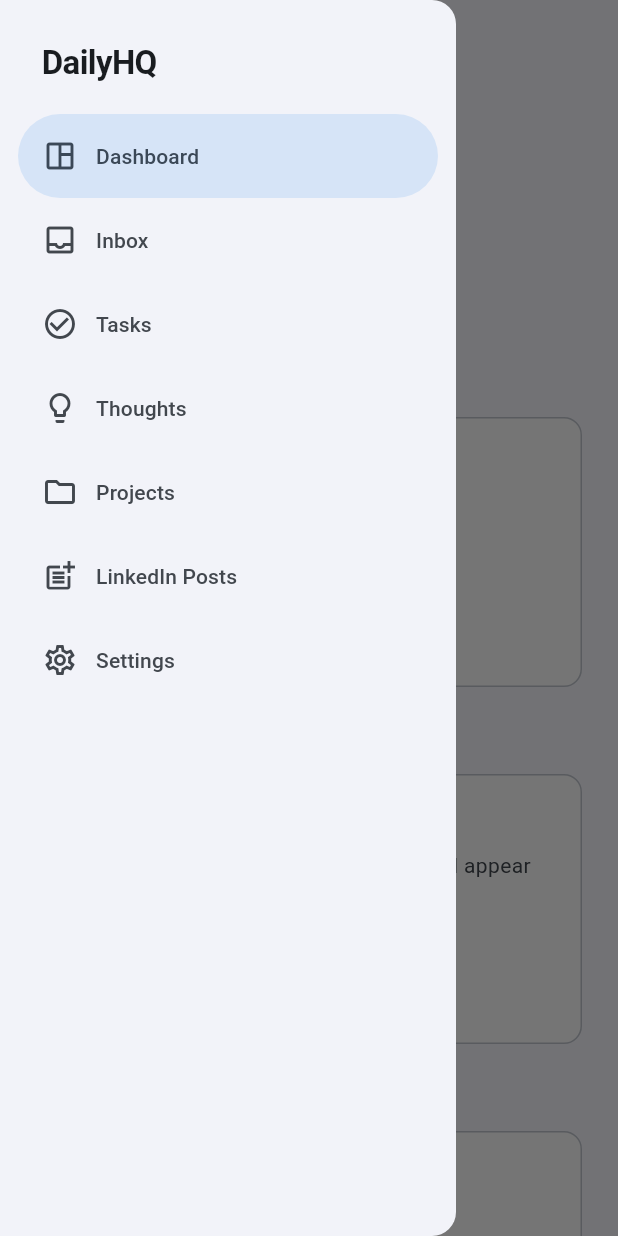
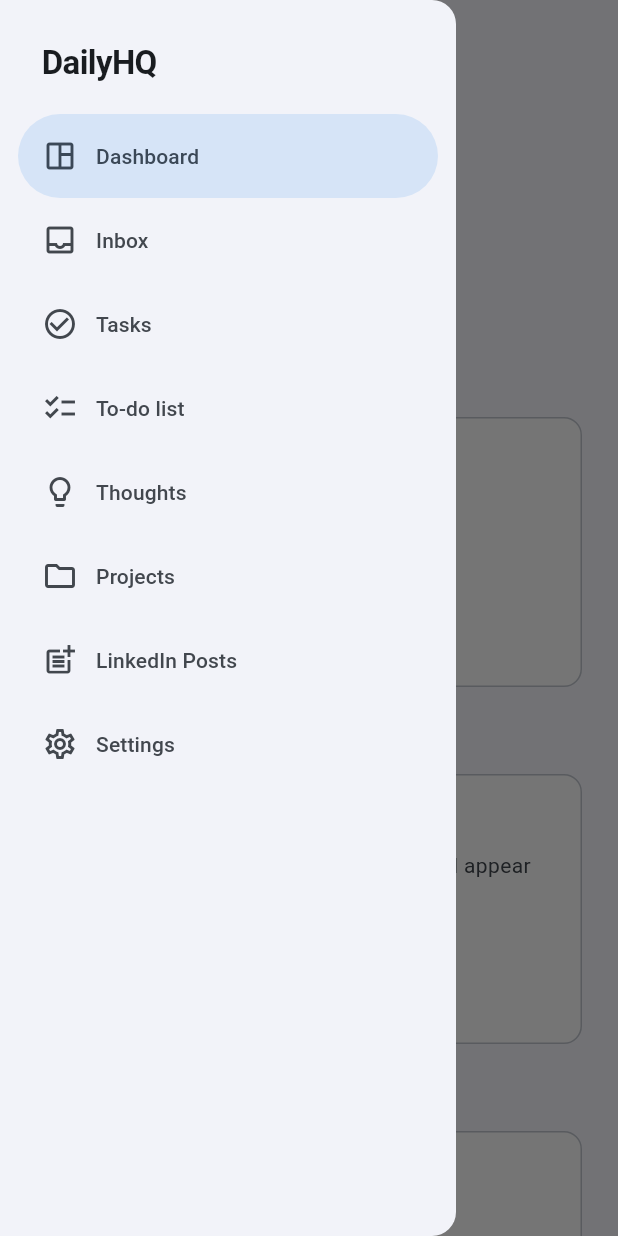
Before and after one commit to saiusesgithub/DailyHQ, a Flutter app: the screen it shows once a user with an empty profile is signed in, with the side drawer open, on a phone screen of 412 x 824 dp. Run offline on Flutter 3.47's test engine with Material 3 defaults, Android fonts, the phone set to English and light mode, and no system bars; our stand-ins replace cloud_firestore, firebase_auth, firebase_core, table_calendar; accounts and stored records are empty.

Commit message:
feat: add todo list navigation destination

```diff
--- a/lib/shell/app_shell.dart
+++ b/lib/shell/app_shell.dart
@@ -3,6 +3,7 @@
 import '../features/daily_tasks/presentation/daily_tasks_page.dart';
 import '../features/linkedin_posts/presentation/linkedin_posts_page.dart';
 import '../features/projects/presentation/projects_page.dart';
+import '../features/todos/presentation/todos_page.dart';
 import '../pages/dashboard_page.dart';
 import '../pages/inbox_page.dart';
 import '../pages/settings_page.dart';
@@ -30,10 +31,11 @@
     0 => DashboardPage(onOpenInbox: () => _selectDestination(1)),
     1 => const InboxPage(),
     2 => DailyTasksPage(userId: widget.userId),
-    3 => const ThoughtsPage(),
-    4 => ProjectsPage(userId: widget.userId),
-    5 => LinkedInPostsPage(userId: widget.userId),
-    6 => const SettingsPage(),
+    3 => TodosPage(userId: widget.userId),
+    4 => const ThoughtsPage(),
+    5 => ProjectsPage(userId: widget.userId),
+    6 => LinkedInPostsPage(userId: widget.userId),
+    7 => const SettingsPage(),
     _ => DashboardPage(onOpenInbox: () => _selectDestination(1)),
   };
 
--- a/lib/shell/navigation_destination.dart
+++ b/lib/shell/navigation_destination.dart
@@ -11,6 +11,7 @@
   AppNavigationDestination('Dashboard', Icons.space_dashboard_outlined),
   AppNavigationDestination('Inbox', Icons.inbox_outlined),
   AppNavigationDestination('Tasks', Icons.check_circle_outline),
+  AppNavigationDestination('To-do list', Icons.checklist_outlined),
   AppNavigationDestination('Thoughts', Icons.lightbulb_outline),
   AppNavigationDestination('Projects', Icons.folder_outlined),
   AppNavigationDestination('LinkedIn Posts', Icons.post_add_outlined),
```
